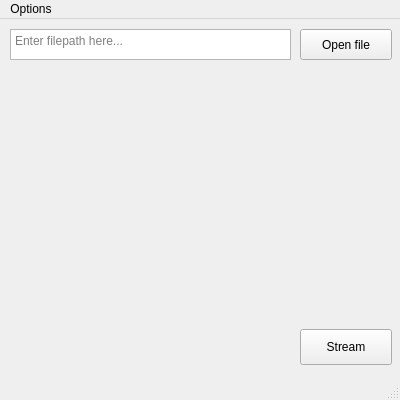
Above: src/mainwindow.ui from Rafostar/castnow-gui before the change. Below: the same form after it.
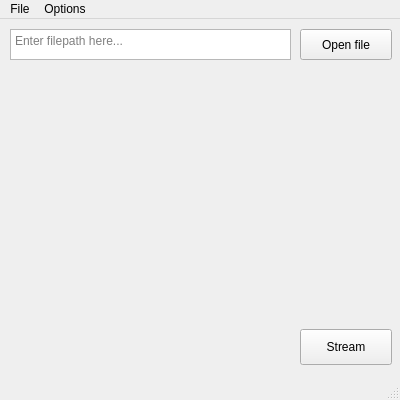
That is the form after the change.

Commit message: Menu bar improvements

The edit to the form file:
```diff
--- a/src/mainwindow.ui
+++ b/src/mainwindow.ui
@@ -112,6 +112,15 @@
     <addaction name="actionConfig"/>
     <addaction name="actionAbout"/>
    </widget>
+   <widget class="QMenu" name="menuFile">
+    <property name="title">
+     <string>File</string>
+    </property>
+    <addaction name="actionOpen_file"/>
+    <addaction name="actionOpen_folder"/>
+    <addaction name="actionQuit"/>
+   </widget>
+   <addaction name="menuFile"/>
    <addaction name="menuOptions"/>
   </widget>
   <widget class="QStatusBar" name="statusBar"/>
```
Left out of the diff: 15 changed lines with no effect on the pictures.
